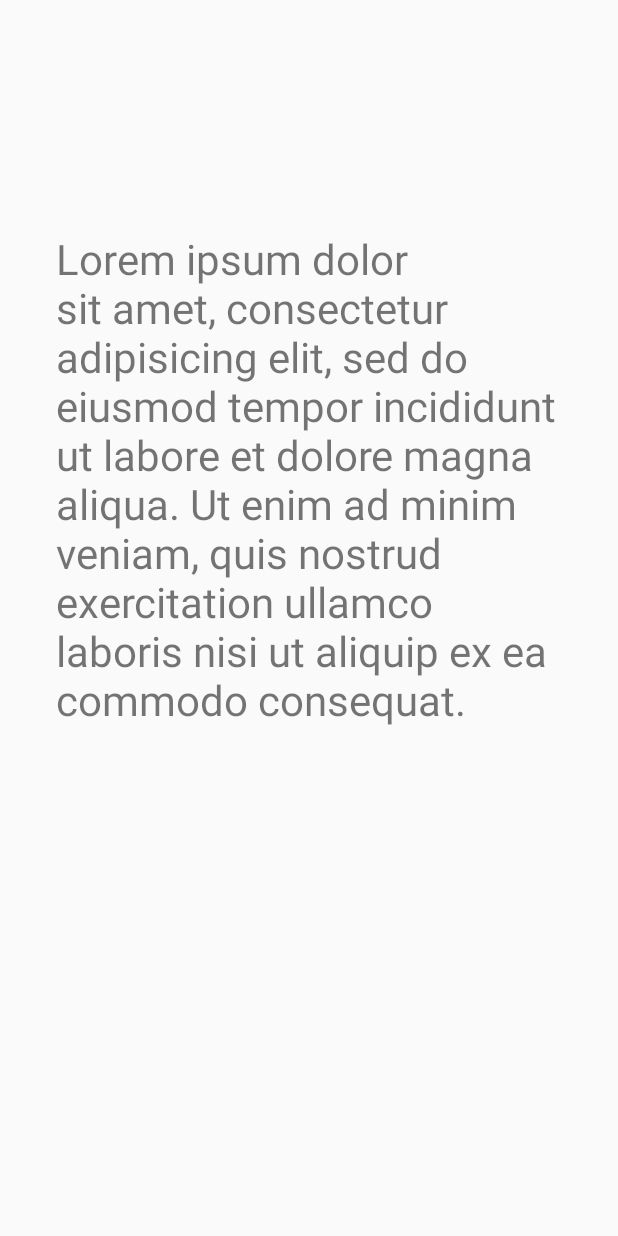
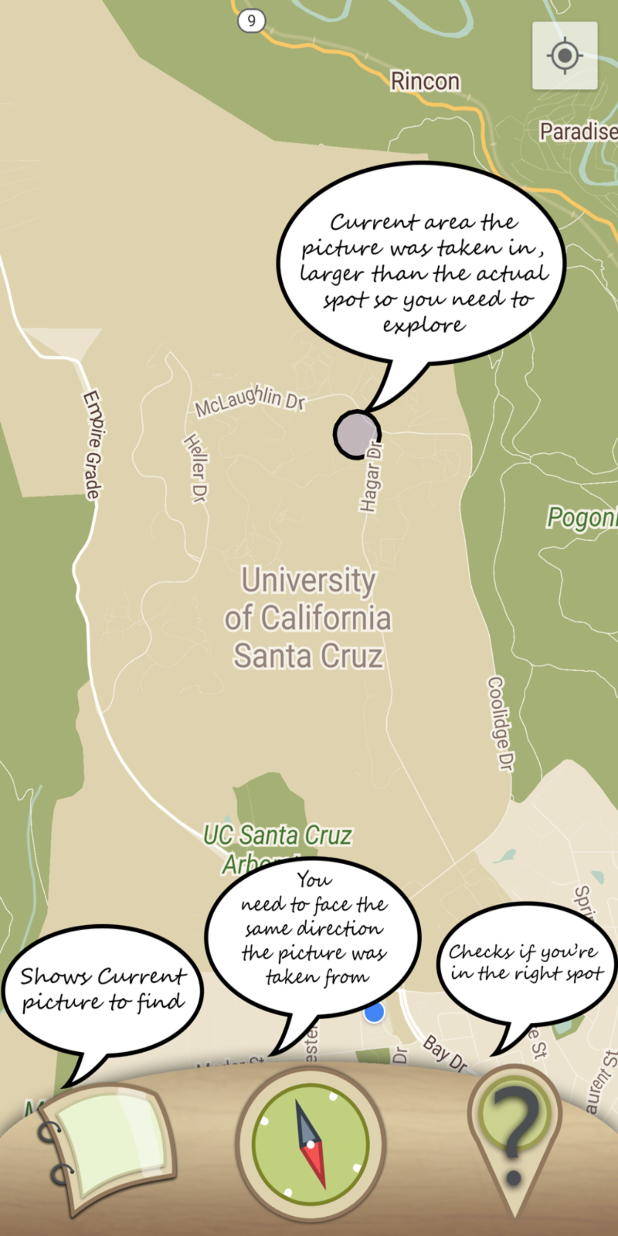
Before and after one commit to nleeds/Slug-Quest, an Android app: the InstructionsActivity screen opened directly, with no data from a screen before it, on a phone screen of 412 x 824 dp. Run offline under Robolectric (Android 15) with nearby library versions, the phone set to English and light mode, and no system bars.

Commit message:
tutorial

```diff
--- a/app/src/main/java/slugquest/slugquest/InstructionsActivity.java
+++ b/app/src/main/java/slugquest/slugquest/InstructionsActivity.java
@@ -2,11 +2,14 @@ package slugquest.slugquest;
 
 import android.os.Bundle;
 import android.support.v7.app.AppCompatActivity;
+import android.view.Window;
+import android.view.WindowManager;
 
 public class InstructionsActivity extends AppCompatActivity {
         @Override
         protected void onCreate(Bundle savedInstanceState) {
             super.onCreate(savedInstanceState);
+
             setContentView(R.layout.activity_instructions);
         }
 }
--- a/app/src/main/res/layout/activity_instructions.xml
+++ b/app/src/main/res/layout/activity_instructions.xml
@@ -4,27 +4,11 @@
     xmlns:app="http://schemas.android.com/apk/res-auto"
     xmlns:tools="http://schemas.android.com/tools"
     android:layout_width="match_parent"
-    android:layout_height="match_parent">
+    android:layout_height="match_parent"
+    app:layout_behavior="@string/appbar_scrolling_view_behavior"
+    android:background="@drawable/tutorial"
+    tools:context=".InstructionsActivity"
+    tools:showIn="@layout/activity_instructions">
 
-    <TextView
-        android:id="@+id/textView"
-        android:layout_width="338dp"
-        android:layout_height="517dp"
-        android:layout_alignParentStart="true"
-        android:layout_alignParentTop="true"
-        android:layout_centerHorizontal="true"
-        android:layout_marginBottom="20dp"
-        android:layout_marginEnd="20dp"
-        android:layout_marginStart="20dp"
-        android:layout_marginTop="20dp"
-        android:text="Lorem ipsum dolor sit amet, consectetur adipisicing elit, sed do eiusmod
-tempor incididunt ut labore et dolore magna aliqua. Ut enim ad minim veniam,
-quis nostrud exercitation ullamco laboris nisi ut aliquip ex ea commodo
-consequat."
-        android:textSize="28sp"
-        app:layout_constraintBottom_toBottomOf="parent"
-        app:layout_constraintEnd_toEndOf="parent"
-        app:layout_constraintStart_toStartOf="parent"
-        app:layout_constraintTop_toTopOf="parent" />
 
 </android.support.constraint.ConstraintLayout>
```
Also changed, not shown: app/src/main/res/drawable/tutorial.png (added).
